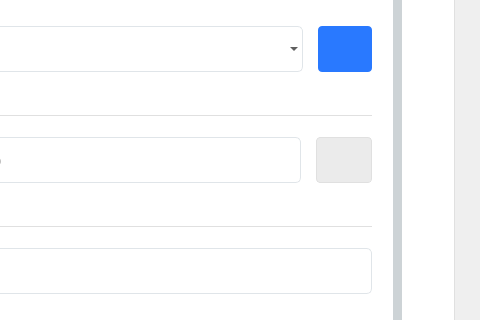
dinhphuquy2k1/python-qt5, file ui/admin/product_detail.ui: the form before one commit; both pictures show x 469 to 949 and y 320 to 640 of the 949 by 962 pixel window.
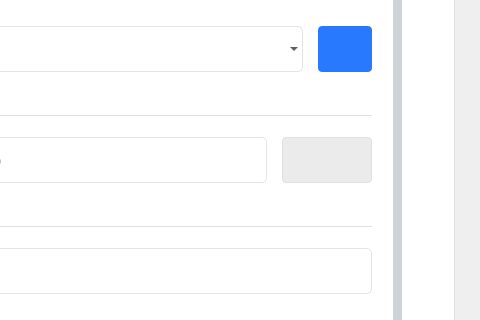
The form after the commit. Icons and pictures are not drawn.

The edit to the form file:
```diff
--- a/ui/admin/product_detail.ui
+++ b/ui/admin/product_detail.ui
@@ -136,7 +136,6 @@
 #btn_save_product{
 	min-height: 36px;
 	border-radius: 4px;
-	overflow: hidden;
 	color: #fff;
     background: #2979ff;
 	border: 1px;
@@ -148,7 +147,6 @@
 #btn_add_product_category{
 	min-height: 42px;
 	border-radius: 4px;
-	overflow: hidden;
 	color: #fff;
     background: #2979ff;
 	border: 1px;
@@ -254,7 +252,6 @@
 #btnUser{
 	min-height: 36px;
 	border-radius: 4px;
-	overflow: hidden;
 	color: #fff;
     background: #2979ff;
 	border: 1px;
@@ -399,7 +396,7 @@
 
 #btn_image_product{
 	min-height:  40px;
-	min-weight: 64px;
+	min-width: 64px;
 }
 
 QPlainTextEdit{
```
